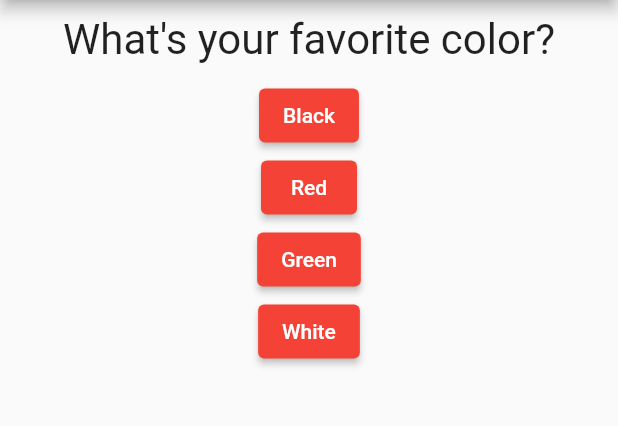
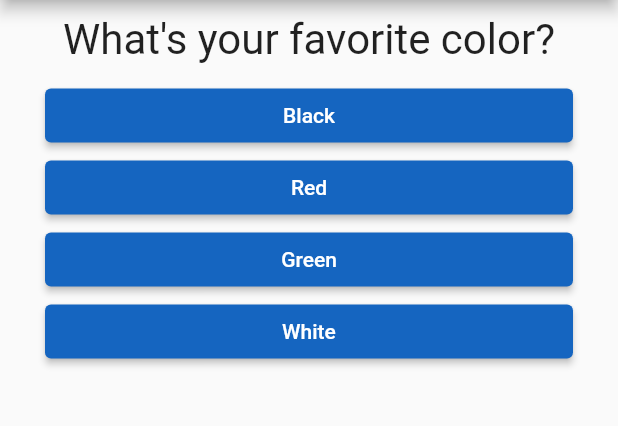
Before and after one commit to mahdibouaziz/flutter-quiz-app, a Flutter app: the screen it shows after launch, on a phone screen of 412 x 824 dp, the part 84-510 px from its top. Run offline on Flutter 3.47's test engine with Material 2 defaults, Android fonts, the phone set to English and light mode, and no system bars.

Commit message:
design improvement

```diff
--- a/lib/answer.dart
+++ b/lib/answer.dart
@@ -10,11 +10,17 @@ class Answer extends StatelessWidget {
   @override
   Widget build(BuildContext context) {
     return Center(
-      child: ElevatedButton(
-        onPressed: answerQuestion,
-        child: Text(answer),
-        style: ButtonStyle(
-            backgroundColor: MaterialStateProperty.all<Color>(Colors.red)),
+      child: Padding(
+        padding: const EdgeInsets.fromLTRB(30, 0, 30, 0),
+        child: SizedBox(
+          width: double.infinity,
+          child: ElevatedButton(
+            onPressed: answerQuestion,
+            child: Text(answer),
+            style: ButtonStyle(
+                backgroundColor: MaterialStateProperty.all(Colors.blue[800])),
+          ),
+        ),
       ),
     );
   }
```
